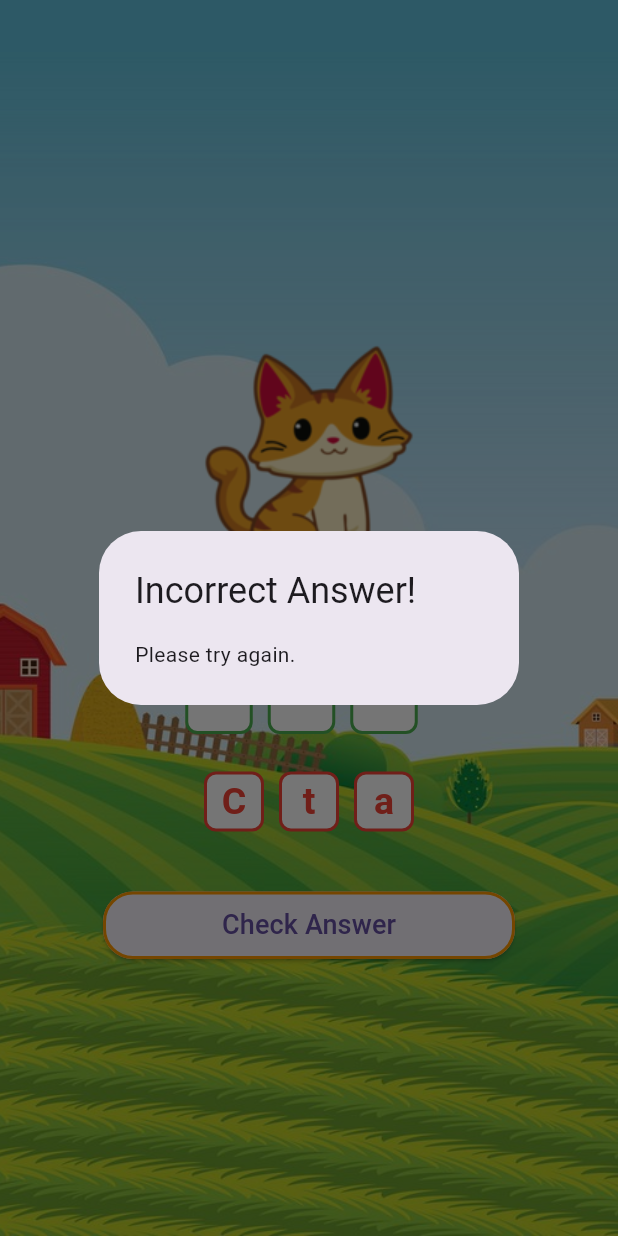
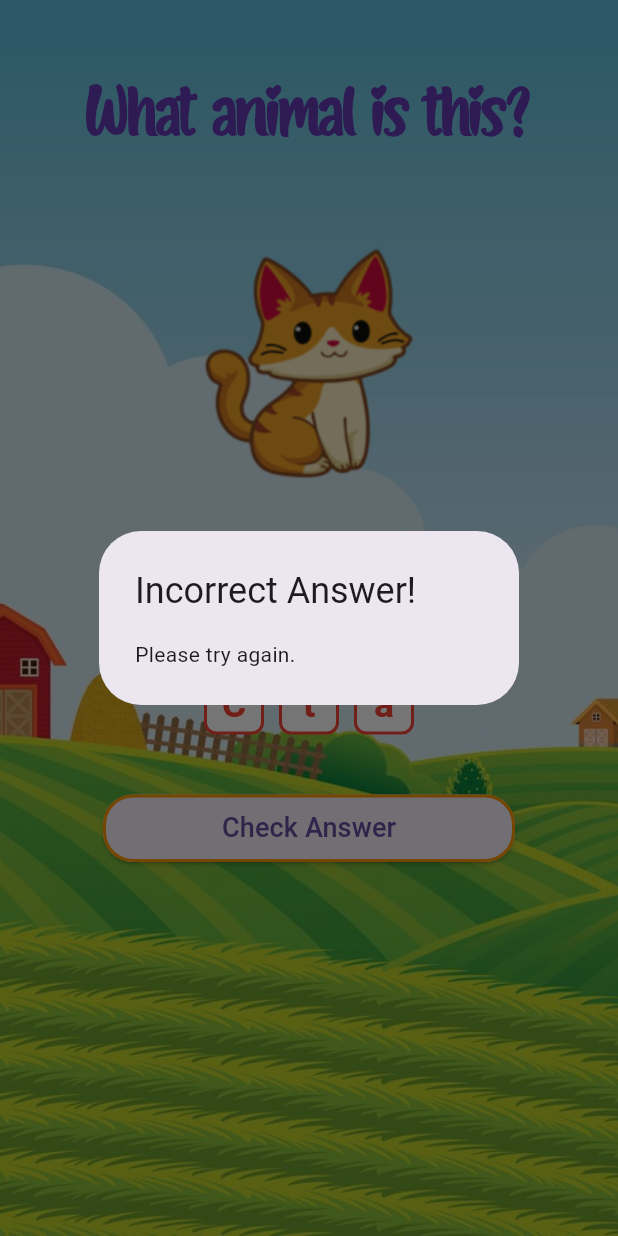
Before and after one commit to Hadjimamas/kids_game, a Flutter app: the screen it shows after launch, after a tap on "Check Answer", on a phone screen of 412 x 824 dp. Run offline on Flutter 3.47's test engine with Material 2 defaults, Android fonts, the light colour scheme and no system bars; our stand-ins replace assets_audio_player.

Commit message:
Fonts & Resize App Widgets

```diff
--- a/lib/game_page.dart
+++ b/lib/game_page.dart
@@ -79,7 +79,7 @@ class AlphabetPuzzleState extends State<AlphabetPuzzle>
       backgroundImages.add(
           'assets/images/${animalList[i]['category'].toString().toLowerCase()}/background.jpg');
     }
-    print('Lists:');
+    print('**********Lists**********');
     print(imageUrls);
     print(listQuestions);
     print(answers);
@@ -99,7 +99,6 @@ class AlphabetPuzzleState extends State<AlphabetPuzzle>
 
   ///Checks Answer
   void checkAnswer() {
-    print("$currentPuzzle/${animalList.length}");
     if (userAnswers.join('') == answers[currentPuzzle]) {
       showDialog(
         context: context,
@@ -139,6 +138,8 @@ class AlphabetPuzzleState extends State<AlphabetPuzzle>
                     // Next puzzle
                     setState(() {
                       currentPuzzle++;
+                      print(
+                          "Correct Answers: $currentPuzzle/${animalList.length}");
                       generateAlphabetOptions();
                     });
                   }
@@ -170,18 +171,9 @@ class AlphabetPuzzleState extends State<AlphabetPuzzle>
     double deviceHeight = MediaQuery.of(context).size.height;
     double deviceWidth = MediaQuery.of(context).size.width;
     return Scaffold(
-      // appBar: AppBar(
-      //   centerTitle: true,
-      //   title: Text(
-      //     listQuestions[currentPuzzle],
-      //     style: const TextStyle(
-      //       fontSize: 25,
-      //       fontWeight: FontWeight.bold,
-      //     ),
-      //   ),
-      // ),
       body: Container(
-        alignment: Alignment.center,
+        padding: const EdgeInsets.only(top: 40),
+        alignment: Alignment.topCenter,
         width: deviceWidth,
         height: deviceHeight,
         decoration: BoxDecoration(
@@ -193,6 +185,16 @@ class AlphabetPuzzleState extends State<AlphabetPuzzle>
         child: SingleChildScrollView(
           child: Column(
             children: [
+              Text(
+                //'Τι ζωώ είναι αυτό',
+                listQuestions[currentPuzzle],
+                style: TextStyle(
+                  color: Colors.deepPurple,
+                  fontSize: deviceWidth / 9,
+                  fontFamily: 'Lovely Kids',
+                  fontWeight: FontWeight.bold,
+                ),
+              ),
               Image.asset(
                 imageUrls[currentPuzzle],
                 width: deviceWidth,
@@ -241,7 +243,7 @@ class AlphabetPuzzleState extends State<AlphabetPuzzle>
               ),
               const SizedBox(height: 15),
               SizedBox(
-                width: MediaQuery.of(context).size.width,
+                width: deviceWidth,
                 height: 60,
                 child: Row(
                   mainAxisAlignment: MainAxisAlignment.center,
@@ -257,6 +259,7 @@ class AlphabetPuzzleState extends State<AlphabetPuzzle>
                             Draggable<String>(
                               data: alphabet[index],
                               feedback: Material(
+                                borderRadius: BorderRadius.circular(8),
                                 child: Container(
                                   height: 55,
                                   width: 55,
--- a/lib/main.dart
+++ b/lib/main.dart
@@ -12,6 +12,7 @@ class MyApp extends StatelessWidget {
   @override
   Widget build(BuildContext context) {
     return MaterialApp(
+      debugShowCheckedModeBanner: false,
       title: 'Flutter Demo',
       theme: ThemeData(useMaterial3: true),
       home: const AlphabetPuzzle(),
```
Also changed, not shown: pubspec.yaml (+13 -0 lines), assets/fonts/Jungle Hope.ttf (added), assets/fonts/Lovely Kids.ttf (added), assets/fonts/Mansalva.ttf (added), assets/fonts/Mynerve.ttf (added).
